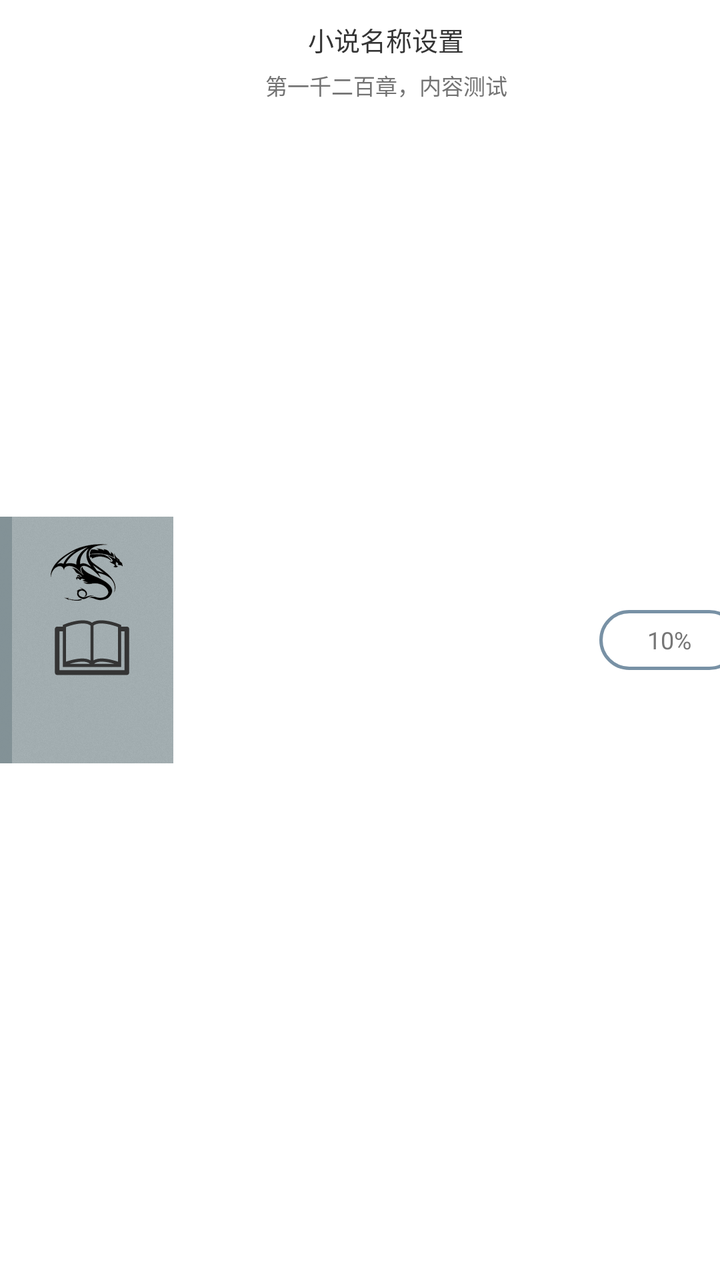
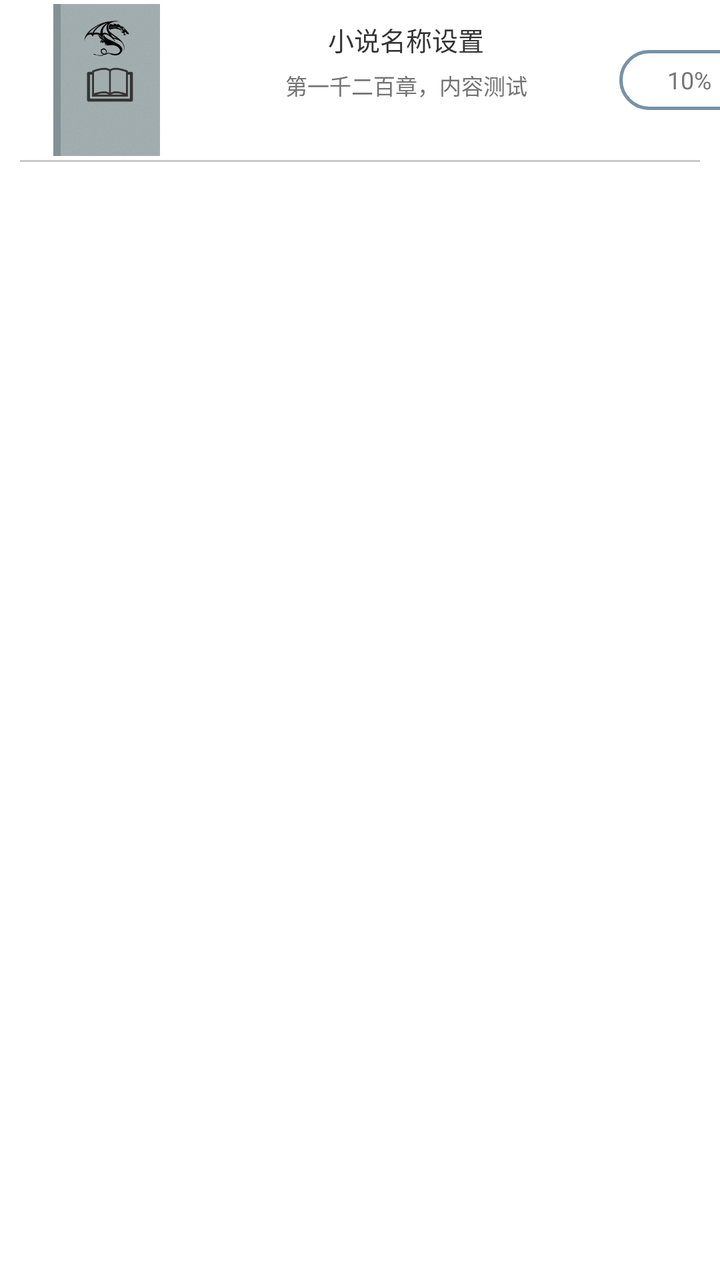

Screens rendered from an Android XML layout before and after an edit, with the pre-edit source and the edit as a unified diff.
<!-- AndroidManifest.xml: application theme Theme.Design.NoActionBar -->
<!-- res/layout/view_pop_downloadlist.xml -->
<?xml version="1.0" encoding="utf-8"?>
<FrameLayout xmlns:android="http://schemas.android.com/apk/res/android"
    xmlns:app="http://schemas.android.com/apk/res-auto"
    android:layout_width="match_parent"
    android:layout_height="80dp"
    android:background="@color/white">

    <LinearLayout
        android:layout_width="match_parent"
        android:layout_height="match_parent"
        android:layout_gravity="center_vertical"
        android:orientation="horizontal">


        <ImageView
            android:id="@+id/iv_cover"
            android:layout_width="wrap_content"
            android:layout_height="match_parent"
            android:src="@drawable/img_cover_default" />

        <LinearLayout
            android:layout_width="213dp"
            android:layout_height="match_parent"
            android:orientation="vertical"
            android:paddingLeft="10dp"
            android:paddingRight="10dp">

            <TextView
                android:id="@+id/tv_name"
                android:layout_width="wrap_content"
                android:layout_height="wrap_content"
                android:layout_gravity="center"
                android:layout_marginTop="10dp"
                android:ellipsize="end"
                android:singleLine="true"
                android:text="小说名称设置"
                android:textColor="@color/tv_btn_black"
                android:textSize="13sp" />


            <TextView
                android:id="@+id/tv_chapter_name"
                android:layout_width="wrap_content"
                android:layout_height="wrap_content"
                android:layout_gravity="center"
                android:layout_marginTop="5dp"
                android:ellipsize="end"
                android:maxLines="2"
                android:text="第一千二百章，内容测试"
                android:textColor="@color/tv_btn_normal_black"
                android:textSize="11sp" />

        </LinearLayout>

        <TextView
            android:id="@+id/tv_progresss"
            android:layout_width="70dp"
            android:layout_height="30dp"
            android:layout_gravity="right|center"
            android:background="@drawable/selector_bg_download_cancel"
            android:clickable="false"
            android:gravity="center"
            android:text="10%"
            android:textColor="#767676"
            android:textSize="12sp" />

    </LinearLayout>


</FrameLayout>
<!-- resources referenced by this layout -->
<resources>
  <color name="tv_btn_black">#343434</color>
  <color name="tv_btn_normal_black">#737373</color>
  <color name="white">#ffffffff</color>
  <!-- drawable img_cover_default: png bitmap (drawable-xxhdpi, 26942 bytes) -->
  <!-- drawable selector_bg_download_cancel (drawable) -->
  <?xml version="1.0" encoding="utf-8"?>
  <selector xmlns:android="http://schemas.android.com/apk/res/android">
      <item android:state_pressed="false" android:drawable="@drawable/shape_bg_download_cancel_nor"/>
      <item android:state_pressed="true" android:drawable="@drawable/shape_bg_download_cancel_pre"/>
  </selector>
  <!-- drawable shape_bg_download_cancel_nor (drawable) -->
  <?xml version="1.0" encoding="utf-8"?>
  <shape xmlns:android="http://schemas.android.com/apk/res/android"
      android:shape="rectangle">
      <corners android:radius="25dp"/>
      <stroke android:color="@color/tv_text_addshelf_pre"
          android:width="1.5dp"/>
  </shape>
  <!-- drawable shape_bg_download_cancel_pre (drawable) -->
  <?xml version="1.0" encoding="utf-8"?>
  <shape xmlns:android="http://schemas.android.com/apk/res/android"
      android:shape="rectangle">
      <corners android:radius="25dp"/>
      <stroke android:color="@color/tv_text_addshelf_deep_pre"
          android:width="1.5dp"/>
  </shape>
  <color name="tv_text_addshelf_pre">#7891A5</color>
  <color name="tv_text_addshelf_deep_pre">#587A8A</color>
</resources>

<!-- the commit's change to res/layout/view_pop_downloadlist.xml (unified diff, before → after) -->
@@ -1,14 +1,15 @@
 <?xml version="1.0" encoding="utf-8"?>
-<FrameLayout xmlns:android="http://schemas.android.com/apk/res/android"
-    xmlns:app="http://schemas.android.com/apk/res-auto"
+<LinearLayout xmlns:android="http://schemas.android.com/apk/res/android"
     android:layout_width="match_parent"
-    android:layout_height="80dp"
-    android:background="@color/white">
+    android:layout_height="81dp"
+    android:background="@color/white"
+    android:orientation="vertical">
+
 
     <LinearLayout
         android:layout_width="match_parent"
-        android:layout_height="match_parent"
-        android:layout_gravity="center_vertical"
+        android:layout_height="80dp"
+        android:background="@color/white"
         android:orientation="horizontal">
 
 
@@ -16,6 +17,9 @@
             android:id="@+id/iv_cover"
             android:layout_width="wrap_content"
             android:layout_height="match_parent"
+            android:layout_marginLeft="10dp"
+            android:paddingTop="2dp"
+            android:paddingBottom="2dp"
             android:src="@drawable/img_cover_default" />
 
         <LinearLayout
@@ -66,5 +70,11 @@
 
     </LinearLayout>
 
+    <View
+        android:layout_width="match_parent"
+        android:layout_height="1dp"
+        android:layout_marginLeft="10dp"
+        android:layout_marginRight="10dp"
+        android:background="#C8C8C8" />
 
-</FrameLayout>
+</LinearLayout>
